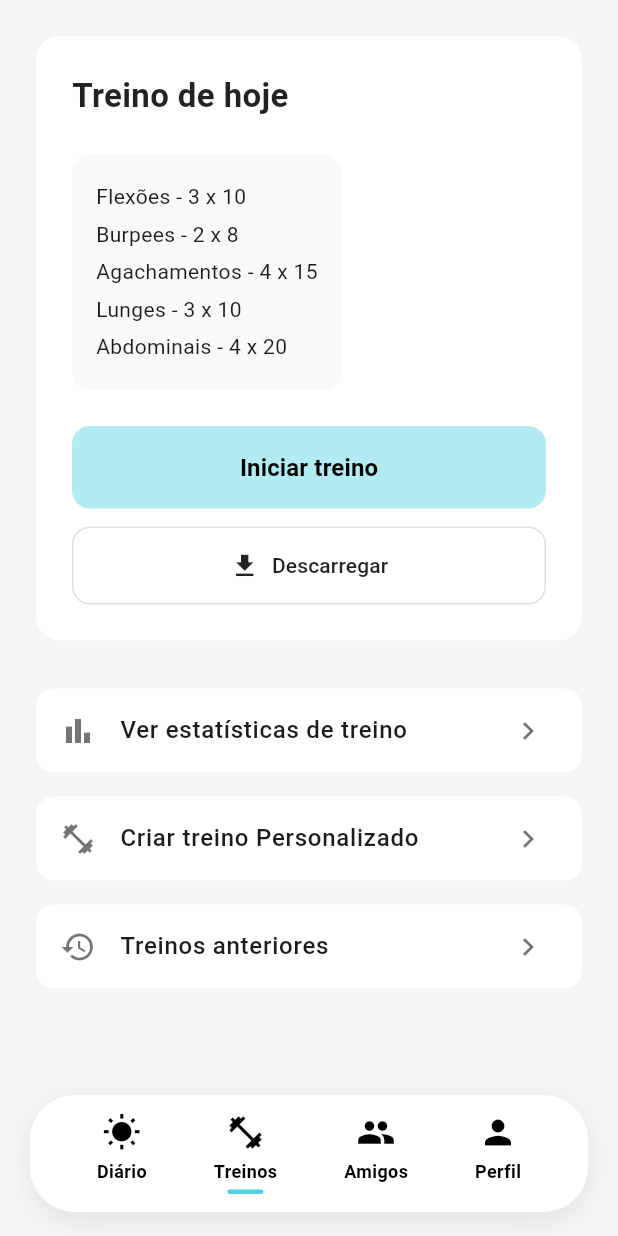
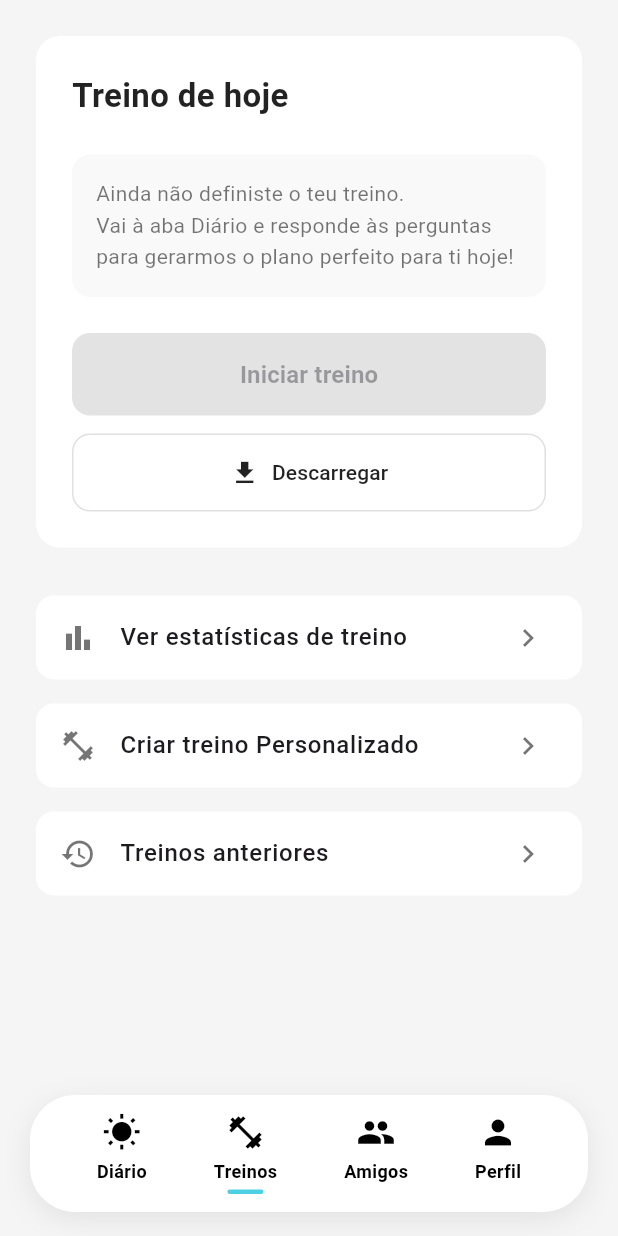
Before and after one commit to ArlindoIps/RealFit, a Flutter app: the screen it shows after launch, on a phone screen of 412 x 824 dp. Run offline on Flutter 3.47's test engine with Material 3 defaults, Android fonts, the light colour scheme and no system bars; Roboto replaces fonts that are missing (Poppins).

Commit message:
Adição incompleta da logica de geração de  treino!

```diff
--- a/lib/treinos/treinos_screen.dart
+++ b/lib/treinos/treinos_screen.dart
@@ -1,7 +1,11 @@
 import 'package:flutter/material.dart';
 
 class TreinosScreen extends StatelessWidget {
-  const TreinosScreen({super.key});
+  // A variável que vai receber a lista da API
+  final List<Map<String, dynamic>>? exerciciosGerados;
+
+  // Atualizamos o construtor para aceitar a variável
+  const TreinosScreen({super.key, this.exerciciosGerados});
 
   @override
   Widget build(BuildContext context) {
@@ -45,32 +49,52 @@ class TreinosScreen extends StatelessWidget {
           ),
           const SizedBox(height: 24),
 
-          // Lista de exercícios
+          // A LÓGICA DINÂMICA: Verifica se há exercícios vindos da API
+          if (exerciciosGerados == null || exerciciosGerados!.isEmpty)
             Container(
               padding: const EdgeInsets.all(16.0),
               decoration: BoxDecoration(
                 color: const Color(0xFFF9F9F9),
                 borderRadius: BorderRadius.circular(12.0),
               ),
-            child: const Column(
+              child: const Text(
+                'Ainda não definiste o teu treino.\nVai à aba Diário e responde às perguntas para gerarmos o plano perfeito para ti hoje!',
+                style: TextStyle(height: 1.5, color: Colors.black54),
+              ),
+            )
+          else
+            Container(
+              padding: const EdgeInsets.all(16.0),
+              decoration: BoxDecoration(
+                color: const Color(0xFFF9F9F9),
+                borderRadius: BorderRadius.circular(12.0),
+              ),
+              child: Column(
                 crossAxisAlignment: CrossAxisAlignment.start,
-              children: [
-                Text('Flexões - 3 x 10', style: TextStyle(height: 1.8)),
-                Text('Burpees - 2 x 8', style: TextStyle(height: 1.8)),
-                Text('Agachamentos - 4 x 15', style: TextStyle(height: 1.8)),
-                Text('Lunges - 3 x 10', style: TextStyle(height: 1.8)),
-                Text('Abdominais - 4 x 20', style: TextStyle(height: 1.8)),
-              ],
+                // Faz um ciclo (map) pela lista e desenha os textos
+                children: exerciciosGerados!.map((ex) {
+                  return Padding(
+                    padding: const EdgeInsets.only(bottom: 8.0),
+                    child: Text(
+                      '${ex['nome']} - 3 x 10', // Puxa o nome da API e mete as séries hardcoded
+                      style: const TextStyle(height: 1.5),
+                    ),
+                  );
+                }).toList(),
               ),
             ),
+
           const SizedBox(height: 24),
 
           // Botão Iniciar Treino
           SizedBox(
             width: double.infinity,
             child: ElevatedButton(
-              onPressed: () {
-                // Ação para iniciar o treino
+              // Só ativa o botão se houver exercícios!
+              onPressed: (exerciciosGerados == null || exerciciosGerados!.isEmpty)
+                  ? null
+                  : () {
+                      // Mais logo colocamos aqui a navegação para o ecrã de "Treino a Correr"
                     },
               style: ElevatedButton.styleFrom(
                 backgroundColor: const Color(0xFFB2EBF2), // Cor ciano clara
@@ -93,9 +117,7 @@ class TreinosScreen extends StatelessWidget {
           SizedBox(
             width: double.infinity,
             child: OutlinedButton.icon(
-              onPressed: () {
-                // Ação para descarregar
-              },
+              onPressed: () {},
               icon: const Icon(Icons.download, size: 20, color: Colors.black87),
               label: const Text(
                 'Descarregar',
@@ -129,9 +151,7 @@ class TreinosScreen extends StatelessWidget {
           style: const TextStyle(fontWeight: FontWeight.w500),
         ),
         trailing: const Icon(Icons.chevron_right, color: Colors.black54),
-        onTap: () {
-          // Navegação para os outros ecrãs
-        },
+        onTap: () {},
       ),
     );
   }
--- a/pubspec.yaml
+++ b/pubspec.yaml
@@ -34,6 +34,7 @@ dependencies:
   # The following adds the Cupertino Icons font to your application.
   # Use with the CupertinoIcons class for iOS style icons.
   cupertino_icons: ^1.0.8
+  http: ^1.6.0
 
 dev_dependencies:
   flutter_test:
```
Also changed, not shown: lib/diario/diario_screen.dart (+39 -9 lines), lib/services/api_service.dart (added, +64 -0 lines), pubspec.lock. Lines whose indentation alone changed are shown as unchanged.
